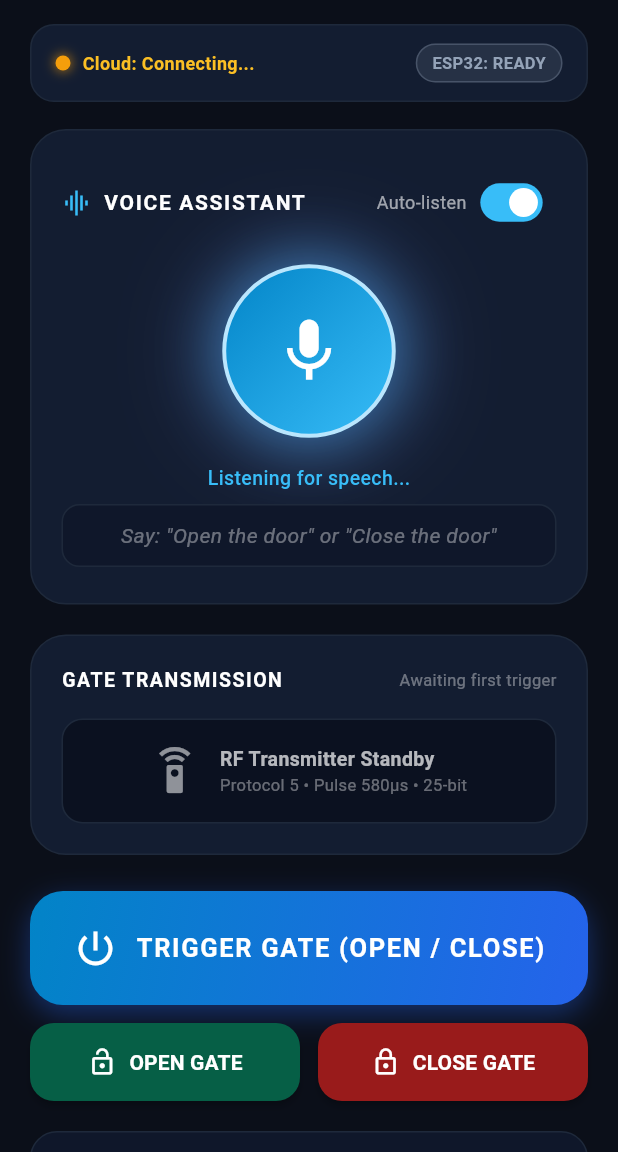
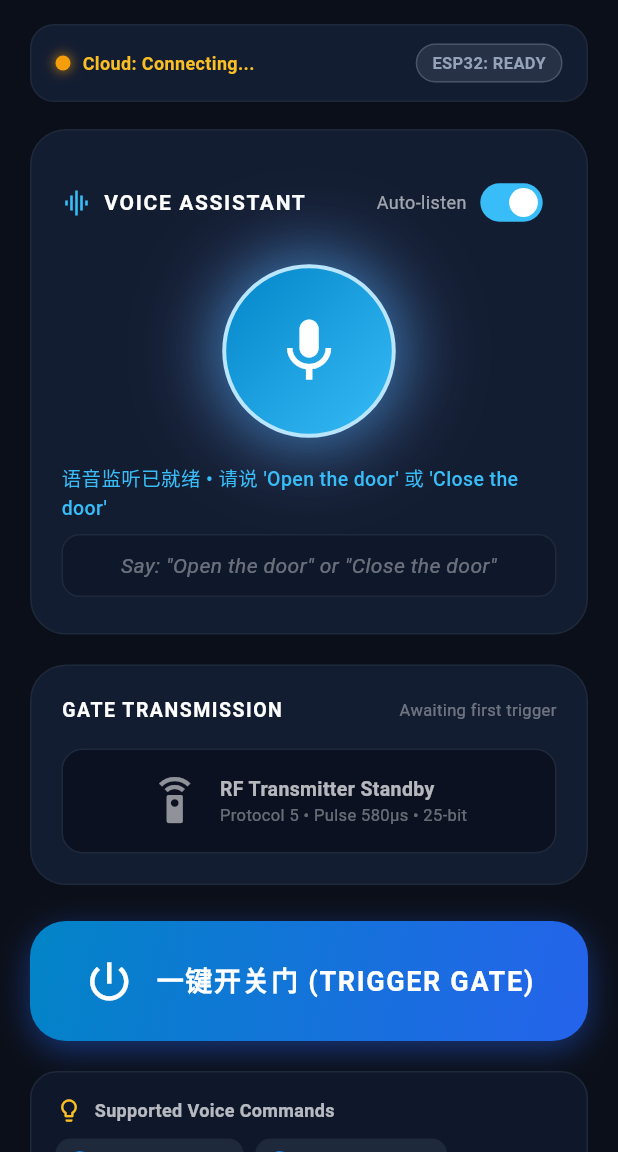
Before and after one commit to WxSTER056/autogate, a Flutter app: the screen it shows after launch, on a phone screen of 412 x 824 dp, the part 84-1236 px from its top. Run offline on Flutter 3.47's test engine with Material 3 defaults, Android fonts, the phone set to English and light mode, and no system bars; our stand-ins replace firebase_core, firebase_database, speech_to_text; accounts and stored records are empty.

Commit message:
feat: single unified gate button and solid continuous voice listening

```diff
--- a/lib/screens/home_screen.dart
+++ b/lib/screens/home_screen.dart
@@ -492,7 +492,9 @@ class _HomeScreenState extends State<HomeScreen> with SingleTickerProviderStateM
                   return Column(
                     children: [
                       Text(
-                        listening ? "Listening for speech..." : "Tap mic to activate voice",
+                        listening
+                            ? "语音监听已就绪 • 请说 'Open the door' 或 'Close the door'"
+                            : "语音已暂停 • 点击麦克风开启监听",
                         style: TextStyle(
                           color: listening ? const Color(0xFF38BDF8) : Colors.white60,
                           fontSize: 13,
@@ -620,28 +622,28 @@ class _HomeScreenState extends State<HomeScreen> with SingleTickerProviderStateM
   Widget _buildManualControls() {
     return Column(
       children: [
-        // Main Giant Trigger Button
+        // Single Main Tactile Trigger Button
         GestureDetector(
           onTapDown: (_) => setState(() => _isPressingTrigger = true),
           onTapUp: (_) => setState(() => _isPressingTrigger = false),
           onTapCancel: () => setState(() => _isPressingTrigger = false),
-          onTap: () => _sendGateTrigger("Manual Main Button"),
+          onTap: () => _sendGateTrigger("Manual Button"),
           child: AnimatedScale(
             scale: _isPressingTrigger ? 0.96 : 1.0,
             duration: const Duration(milliseconds: 100),
             child: Container(
-              height: 76,
+              height: 80,
               decoration: BoxDecoration(
                 gradient: const LinearGradient(
                   colors: [Color(0xFF0284C7), Color(0xFF2563EB)],
                   begin: Alignment.topLeft,
                   end: Alignment.bottomRight,
                 ),
-                borderRadius: BorderRadius.circular(22),
+                borderRadius: BorderRadius.circular(24),
                 boxShadow: [
                   BoxShadow(
-                    color: const Color(0xFF2563EB).withValues(alpha: 0.4),
-                    blurRadius: 16,
+                    color: const Color(0xFF2563EB).withValues(alpha: 0.45),
+                    blurRadius: 18,
                     offset: const Offset(0, 6),
                   ),
                 ],
@@ -649,13 +651,13 @@ class _HomeScreenState extends State<HomeScreen> with SingleTickerProviderStateM
               child: const Row(
                 mainAxisAlignment: MainAxisAlignment.center,
                 children: [
-                  Icon(Icons.power_settings_new, color: Colors.white, size: 30),
-                  SizedBox(width: 12),
+                  Icon(Icons.power_settings_new, color: Colors.white, size: 34),
+                  SizedBox(width: 14),
                   Text(
-                    "TRIGGER GATE (OPEN / CLOSE)",
+                    "一键开关门 (TRIGGER GATE)",
                     style: TextStyle(
                       color: Colors.white,
-                      fontSize: 17,
+                      fontSize: 18,
                       fontWeight: FontWeight.bold,
                       letterSpacing: 1.1,
                     ),
@@ -664,49 +666,6 @@ class _HomeScreenState extends State<HomeScreen> with SingleTickerProviderStateM
               ),
             ),
           ),
-        ),
-
-        const SizedBox(height: 12),
-
-        // Split Secondary Buttons: OPEN GATE & CLOSE GATE
-        Row(
-          children: [
-            Expanded(
-              child: ElevatedButton.icon(
-                style: ElevatedButton.styleFrom(
-                  backgroundColor: const Color(0xFF065F46),
-                  foregroundColor: Colors.white,
-                  padding: const EdgeInsets.symmetric(vertical: 16),
-                  shape: RoundedRectangleBorder(borderRadius: BorderRadius.circular(16)),
-                  elevation: 2,
-                ),
-                onPressed: () => _sendGateTrigger("Open Button"),
-                icon: const Icon(Icons.lock_open, size: 20),
-                label: const Text(
-                  "OPEN GATE",
-                  style: TextStyle(fontWeight: FontWeight.bold, fontSize: 14),
-                ),
-              ),
-            ),
-            const SizedBox(width: 12),
-            Expanded(
-              child: ElevatedButton.icon(
-                style: ElevatedButton.styleFrom(
-                  backgroundColor: const Color(0xFF991B1B),
-                  foregroundColor: Colors.white,
-                  padding: const EdgeInsets.symmetric(vertical: 16),
-                  shape: RoundedRectangleBorder(borderRadius: BorderRadius.circular(16)),
-                  elevation: 2,
-                ),
-                onPressed: () => _sendGateTrigger("Close Button"),
-                icon: const Icon(Icons.lock_outline, size: 20),
-                label: const Text(
-                  "CLOSE GATE",
-                  style: TextStyle(fontWeight: FontWeight.bold, fontSize: 14),
-                ),
-              ),
-            ),
-          ],
         ),
       ],
     );
```
Also changed, not shown: lib/services/speech_service.dart (+41 -37 lines).
